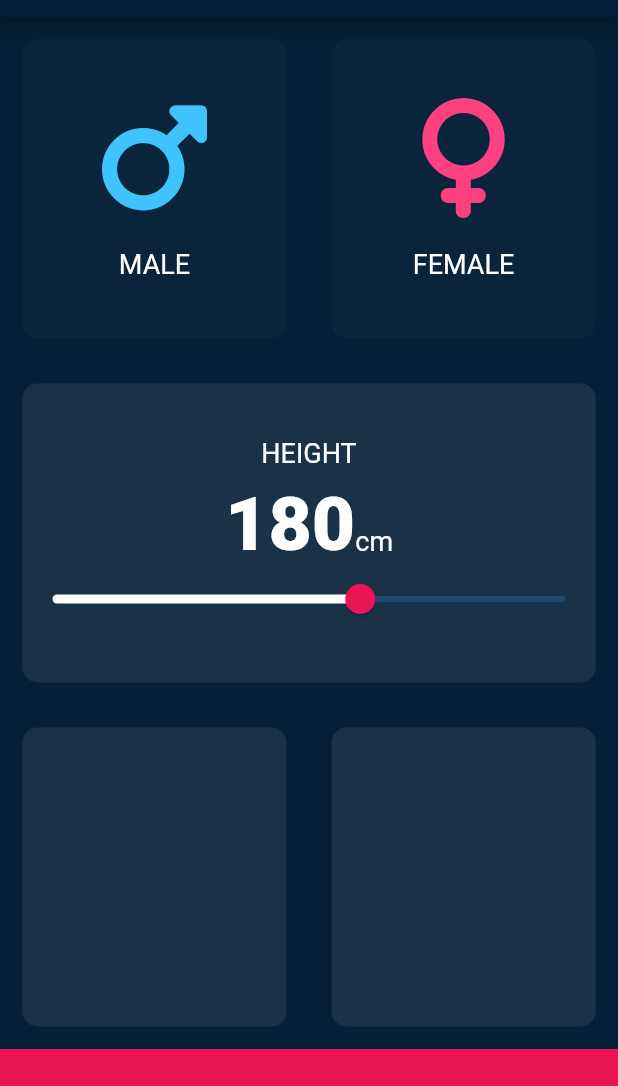
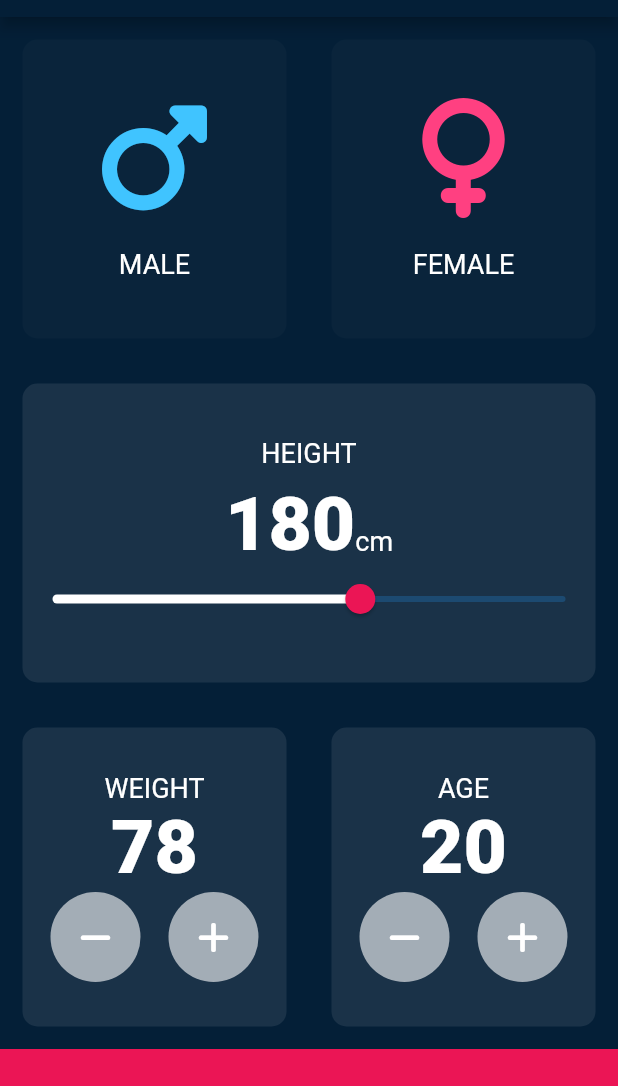
Before and after one commit to MAHMUDURRAHMANARNOB/bmi_calculator, a Flutter app: the screen it shows after launch, on a phone screen of 412 x 824 dp, the part 67-1153 px from its top. Run offline on Flutter 3.47's test engine with Material 2 defaults, Android fonts, the phone set to English and light mode, and no system bars; our stand-ins replace font_awesome_flutter.

```diff
--- a/lib/inputPage.dart
+++ b/lib/inputPage.dart
@@ -1,6 +1,7 @@
 // ignore_for_file: prefer_const_constructors
 
 import 'package:bmi_calculator/constants.dart';
+import 'package:bmi_calculator/round_button.dart';
 import 'package:font_awesome_flutter/font_awesome_flutter.dart';
 
 import 'reuseableCard.dart';
@@ -21,6 +22,8 @@ class _InputPageState extends State<InputPage> {
   /*Color selectedColor = inactiveCardColor;*/
   Gender selectedGender = Gender.none;
   int height = 180;
+  int weight = 78;
+  int age = 20;
   /*Color maleCardColor = inactiveCardColor;
   Color femaleCardColor = inactiveCardColor;*/
 
@@ -152,15 +155,88 @@ class _InputPageState extends State<InputPage> {
                   Expanded(
                     child: ReusableCard(
                       colour: kActiveCardColor,
+                      cardClild: Column(
+                        mainAxisAlignment: MainAxisAlignment.center,
+                        children: [
+                          Text(
+                            "WEIGHT",
+                            style: kLabelTextStyle,
+                          ),
+                          Text(
+                            '$weight',
+                            style: kNumberTextStyle,
+                          ),
+                          Row(
+                            mainAxisAlignment: MainAxisAlignment.spaceEvenly,
+                            children: [
+                              RoundButton(
+                                  icon: FontAwesomeIcons.minus,
+                                  onPressed: () {
+                                    setState(() {
+                                      weight -= 1;
+                                    });
+                                  }),
+                              /*SizedBox(
+                                height: 10,
+                                width: 10,
+                              ),*/
+                              RoundButton(
+                                  icon: FontAwesomeIcons.plus,
+                                  onPressed: () {
+                                    setState(() {
+                                      weight += 1;
+                                    });
+                                  }),
+                            ],
+                          ),
+                        ],
+                      ),
                     ),
                   ),
                   Expanded(
                     child: ReusableCard(
                       colour: kActiveCardColor,
+                      cardClild: Column(
+                        mainAxisAlignment: MainAxisAlignment.center,
+                        children: [
+                          Text(
+                            "AGE",
+                            style: kLabelTextStyle,
+                          ),
+                          Text(
+                            '$age',
+                            style: kNumberTextStyle,
+                          ),
+                          Row(
+                            mainAxisAlignment: MainAxisAlignment.spaceEvenly,
+                            children: [
+                              RoundButton(
+                                  icon: FontAwesomeIcons.minus,
+                                  onPressed: () {
+                                    setState(() {
+                                      age -= 1;
+                                    });
+                                  }),
+                              /*SizedBox(
+                                height: 10,
+                                width: 10,
+                              ),*/
+                              RoundButton(
+                                  icon: FontAwesomeIcons.plus,
+                                  onPressed: () {
+                                    setState(() {
+                                      age += 1;
+                                    });
+                                  }),
+                            ],
+                          ),
+                        ],
+                      ),
                     ),
                   ),
                 ],
-            )),
+              ),
+            ),
             Container(
               width: double.infinity,
               height: kBottomContainerHeight,
--- /dev/null
+++ b/lib/round_button.dart
@@ -0,0 +1,29 @@
+import 'package:flutter/material.dart';
+import 'package:font_awesome_flutter/font_awesome_flutter.dart';
+
+import 'constants.dart';
+
+class RoundButton extends StatelessWidget {
+  final IconData icon;
+  final VoidCallback onPressed;
+  const RoundButton({super.key, required this.icon, required this.onPressed});
+
+  @override
+  Widget build(BuildContext context) {
+    return RawMaterialButton(
+      fillColor: Colors.white60,
+      shape: const CircleBorder(),
+      constraints: const BoxConstraints.tightFor(
+        width: 60.0,
+        height: 60.0,
+      ),
+      elevation: 0,
+      splashColor: kBottomContainerColor,
+      onPressed: onPressed,
+      child: Icon(
+        icon,
+        color: Colors.white,
+      ),
+    );
+  }
+}
```
Lines whose indentation alone changed are shown as unchanged.
